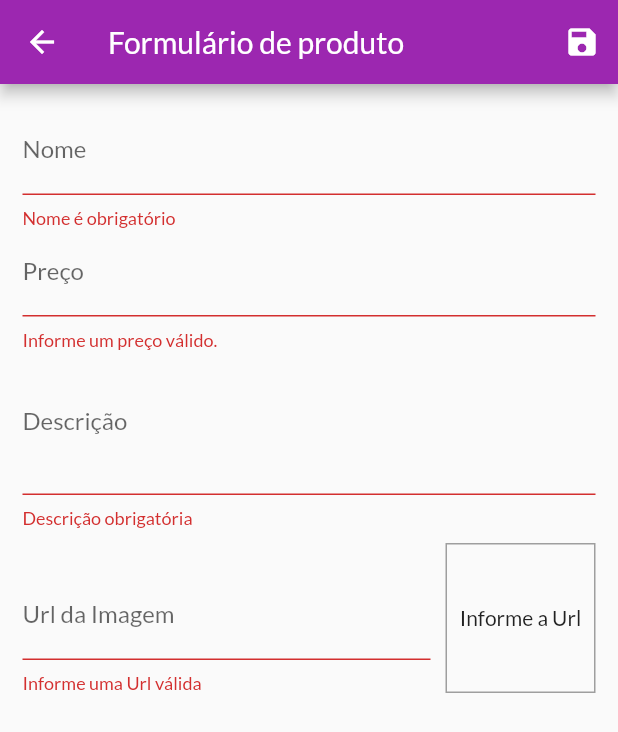
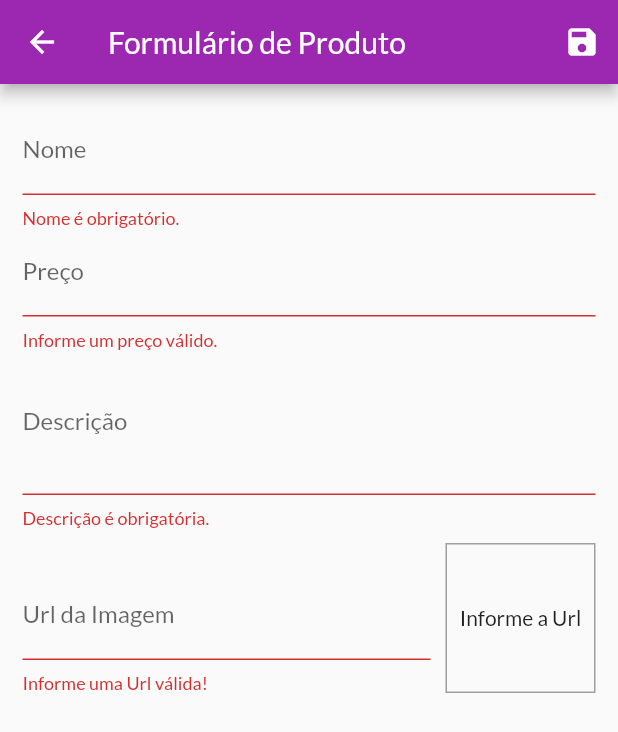
Before and after one commit to saulogusmao/proj_shop, a Flutter app: the ProductFormPage screen opened by its route, after a tap on the "save" icon, on a phone screen of 412 x 824 dp. Shown: the top 732 px of the screen. Run offline on Flutter 3.47's test engine with Material 2 defaults, Android fonts, the phone set to English and light mode, and no system bars; network calls fail.

Commit message:
terceiro commit

```diff
--- a/lib/components/product_grid.dart
+++ b/lib/components/product_grid.dart
@@ -5,6 +5,9 @@ import '../models/product_list.dart';
 import 'product_grid_item.dart';
 
 class ProductGrid extends StatelessWidget {
+  final bool showFavoriteOnly;
+
+  const ProductGrid(this.showFavoriteOnly, {Key? key}) : super(key: key);
   @override
   Widget build(BuildContext context) {
     final provider = Provider.of<ProductList>(context);
--- a/lib/main.dart
+++ b/lib/main.dart
@@ -43,9 +43,9 @@ class MyApp extends StatelessWidget {
         ),
         //home: ProductisOverviewPage(),
         routes: {
-          AppRoutes.HOME: (ctx) => ProductisOverviewPage(),
+          AppRoutes.HOME: (ctx) => ProductsOverviewPage(),
           AppRoutes.PRODUCT_DETAIL: (ctx) => ProductDetailPage(),
-          AppRoutes.CART: (ctx) => CartPage(),
+          AppRoutes.cart: (ctx) => CartPage(),
           AppRoutes.ORDERS: (ctx) => OrdersPage(),
           AppRoutes.PRODUCTS: (ctx) => ProductPage(),
           AppRoutes.PRODUCT_FORM: (ctx) => ProductFormPage(),
--- a/lib/pages/product_form_page.dart
+++ b/lib/pages/product_form_page.dart
@@ -1,8 +1,4 @@
-import 'dart:math';
-
 import 'package:flutter/material.dart';
-import 'package:flutter/src/foundation/key.dart';
-import 'package:flutter/src/widgets/framework.dart';
 import 'package:provider/provider.dart';
 import 'package:shop/models/product.dart';
 import 'package:shop/models/product_list.dart';
@@ -17,10 +13,12 @@ class ProductFormPage extends StatefulWidget {
 class _ProductFormPageState extends State<ProductFormPage> {
   final _priceFocus = FocusNode();
   final _descriptionFocus = FocusNode();
+
   final _imageUrlFocus = FocusNode();
   final _imageUrlController = TextEditingController();
+
   final _formKey = GlobalKey<FormState>();
-  final _formData = Map<String, Object>();
+  final _formData = <String, Object>{};
 
   bool _isLoading = false;
 
@@ -33,8 +31,10 @@ class _ProductFormPageState extends State<ProductFormPage> {
   @override
   void didChangeDependencies() {
     super.didChangeDependencies();
+
     if (_formData.isEmpty) {
       final arg = ModalRoute.of(context)?.settings.arguments;
+
       if (arg != null) {
         final product = arg as Product;
         _formData['id'] = product.id;
@@ -53,6 +53,7 @@ class _ProductFormPageState extends State<ProductFormPage> {
     super.dispose();
     _priceFocus.dispose();
     _descriptionFocus.dispose();
+
     _imageUrlFocus.removeListener(updateImage);
     _imageUrlFocus.dispose();
   }
@@ -71,39 +72,38 @@ class _ProductFormPageState extends State<ProductFormPage> {
 
   Future<void> _submitForm() async {
     final isValid = _formKey.currentState?.validate() ?? false;
+
     if (!isValid) {
       return;
     }
 
     _formKey.currentState?.save();
-    setState(() {
-      _isLoading = true;
-    });
+
+    setState(() => _isLoading = true);
 
     try {
       await Provider.of<ProductList>(
         context,
         listen: false,
       ).saveProduct(_formData);
+
+      Navigator.of(context).pop();
     } catch (error) {
       await showDialog<void>(
         context: context,
         builder: (ctx) => AlertDialog(
-          title: Text('Ocorreu um erro!'),
-          content: Text('Ocorreu um erro para salvar o produto.'),
+          title: const Text('Ocorreu um erro!'),
+          content: const Text('Ocorreu um erro para salvar o produto.'),
           actions: [
             TextButton(
-              child: Text('ok'),
+              child: const Text('Ok'),
               onPressed: () => Navigator.of(context).pop(),
             ),
           ],
         ),
       );
     } finally {
-      setState(() {
-        _isLoading = false;
-      });
-      Navigator.of(context).pop();
+      setState(() => _isLoading = false);
     }
   }
 
@@ -111,16 +111,16 @@ class _ProductFormPageState extends State<ProductFormPage> {
   Widget build(BuildContext context) {
     return Scaffold(
       appBar: AppBar(
-        title: Text('Formulário de produto'),
+        title: const Text('Formulário de Produto'),
         actions: [
           IconButton(
             onPressed: _submitForm,
-            icon: Icon(Icons.save),
-          ),
+            icon: const Icon(Icons.save),
+          )
         ],
       ),
       body: _isLoading
-          ? Center(
+          ? const Center(
               child: CircularProgressIndicator(),
             )
           : Padding(
@@ -130,32 +130,32 @@ class _ProductFormPageState extends State<ProductFormPage> {
                 child: ListView(
                   children: [
                     TextFormField(
-                      initialValue: _formData['name']
-                          ?.toString(), // ou (_formData['name'] ?? '') as String,
-                      decoration: InputDecoration(labelText: 'Nome'),
+                      initialValue: _formData['name']?.toString(),
+                      decoration: const InputDecoration(labelText: 'Nome'),
                       textInputAction: TextInputAction.next,
                       onFieldSubmitted: (_) {
                         FocusScope.of(context).requestFocus(_priceFocus);
                       },
-                      onSaved: (name) => _formData['name'] = name ?? '_',
+                      onSaved: (name) => _formData['name'] = name ?? '',
                       validator: (_name) {
                         final name = _name ?? '';
                         if (name.trim().isEmpty) {
-                          return 'Nome é obrigatório';
+                          return 'Nome é obrigatório.';
                         }
                         if (name.trim().length < 3) {
-                          return 'Nome precisa no mínimo de 3 letras';
+                          return 'Nome precisa no mínimo de 3 letras.';
                         }
                         return null;
                       },
                     ),
                     TextFormField(
                       initialValue: _formData['price']?.toString(),
-                      decoration: InputDecoration(labelText: 'Preço'),
+                      decoration: const InputDecoration(labelText: 'Preço'),
                       textInputAction: TextInputAction.next,
                       focusNode: _priceFocus,
-                      keyboardType: TextInputType.numberWithOptions(
+                      keyboardType: const TextInputType.numberWithOptions(
                         decimal: true,
+                        signed: true,
                       ),
                       onFieldSubmitted: (_) {
                         FocusScope.of(context).requestFocus(_descriptionFocus);
@@ -163,30 +163,35 @@ class _ProductFormPageState extends State<ProductFormPage> {
                       onSaved: (price) =>
                           _formData['price'] = double.parse(price ?? '0'),
                       validator: (_price) {
-                        final priceString = _price ?? '-1';
+                        final priceString = _price ?? '';
                         final price = double.tryParse(priceString) ?? -1;
+
                         if (price <= 0) {
                           return 'Informe um preço válido.';
                         }
+
                         return null;
                       },
                     ),
                     TextFormField(
                       initialValue: _formData['description']?.toString(),
-                      decoration: InputDecoration(labelText: 'Descrição'),
+                      decoration: const InputDecoration(labelText: 'Descrição'),
                       focusNode: _descriptionFocus,
                       keyboardType: TextInputType.multiline,
                       maxLines: 3,
                       onSaved: (description) =>
-                          _formData['description'] = description ?? '_',
+                          _formData['description'] = description ?? '',
                       validator: (_description) {
                         final description = _description ?? '';
+
                         if (description.trim().isEmpty) {
-                          return 'Descrição obrigatória';
+                          return 'Descrição é obrigatória.';
                         }
+
                         if (description.trim().length < 10) {
-                          return 'Descrição precisa no mínimo de 10 letras';
+                          return 'Descrição precisa no mínimo de 10 letras.';
                         }
+
                         return null;
                       },
                     ),
@@ -195,20 +200,23 @@ class _ProductFormPageState extends State<ProductFormPage> {
                       children: [
                         Expanded(
                           child: TextFormField(
-                            decoration:
-                                InputDecoration(labelText: 'Url da Imagem'),
+                            decoration: const InputDecoration(
+                                labelText: 'Url da Imagem'),
                             keyboardType: TextInputType.url,
                             textInputAction: TextInputAction.done,
                             focusNode: _imageUrlFocus,
                             controller: _imageUrlController,
                             onFieldSubmitted: (_) => _submitForm(),
                             onSaved: (imageUrl) =>
-                                _formData['imageUrl'] = imageUrl ?? '_',
+                                _formData['imageUrl'] = imageUrl ?? '',
                             validator: (_imageUrl) {
                               final imageUrl = _imageUrl ?? '';
+
                               if (!isValidImageUrl(imageUrl)) {
-                                return 'Informe uma Url válida';
+                                return 'Informe uma Url válida!';
                               }
+
+                              return null;
                             },
                           ),
                         ),
@@ -228,15 +236,7 @@ class _ProductFormPageState extends State<ProductFormPage> {
                           alignment: Alignment.center,
                           child: _imageUrlController.text.isEmpty
                               ? const Text('Informe a Url')
-                              : SizedBox(
-                                  width: 100,
-                                  height: 100,
-                                  child: FittedBox(
-                                    child:
-                                        Image.network(_imageUrlController.text),
-                                    fit: BoxFit.cover,
-                                  ),
-                                ),
+                              : Image.network(_imageUrlController.text),
                         ),
                       ],
                     ),
--- a/lib/utils/app_routes.dart
+++ b/lib/utils/app_routes.dart
@@ -1,7 +1,7 @@
 class AppRoutes {
   static const HOME = '/';
   static const PRODUCT_DETAIL = '/product-detail';
-  static const CART = '/cart';
+  static const cart = '/cart';
   static const ORDERS = '/orders';
   static const PRODUCTS = '/products';
   static const PRODUCT_FORM = '/product-form';
--- /dev/null
+++ b/lib/utils/constants.dart
@@ -0,0 +1,4 @@
+class Constants {
+  static const productBaseUrl =
+      'https://shop-91502-default-rtdb.firebaseio.com/products';
+}
```
Also changed, not shown: lib/components/products_item.dart (deleted, +0 -57 lines), lib/models/product_list.dart (+69 -30 lines), lib/pages/product_page.dart (+12 -1 lines), lib/pages/products_overview_page.dart (+48 -24 lines).
